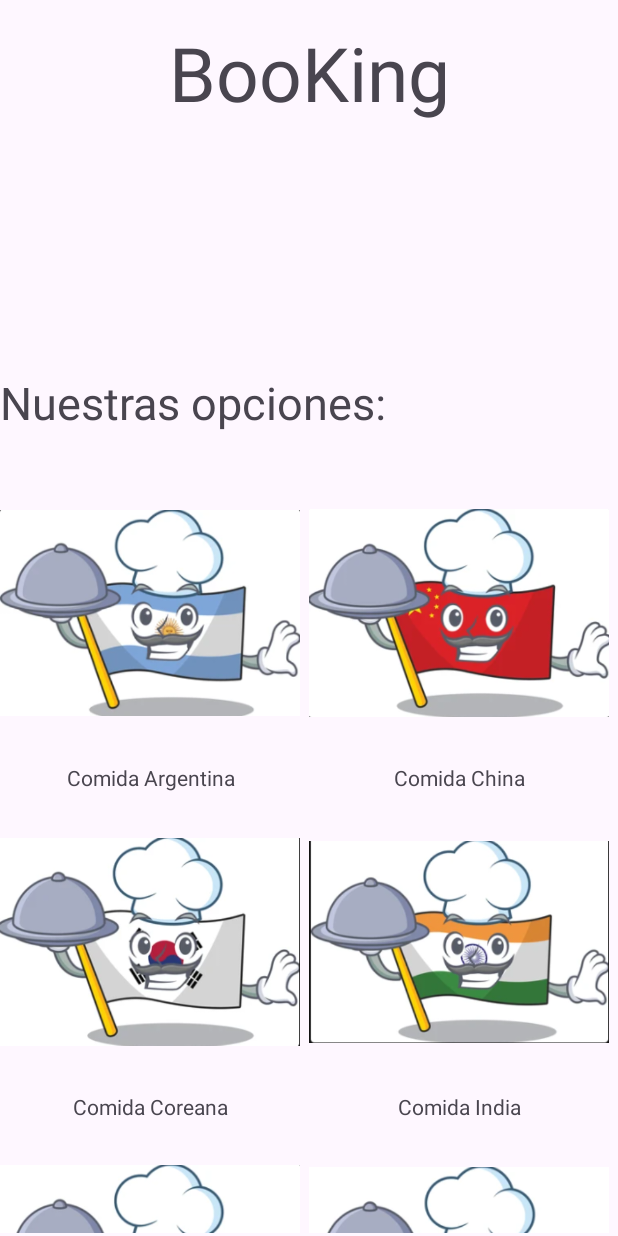
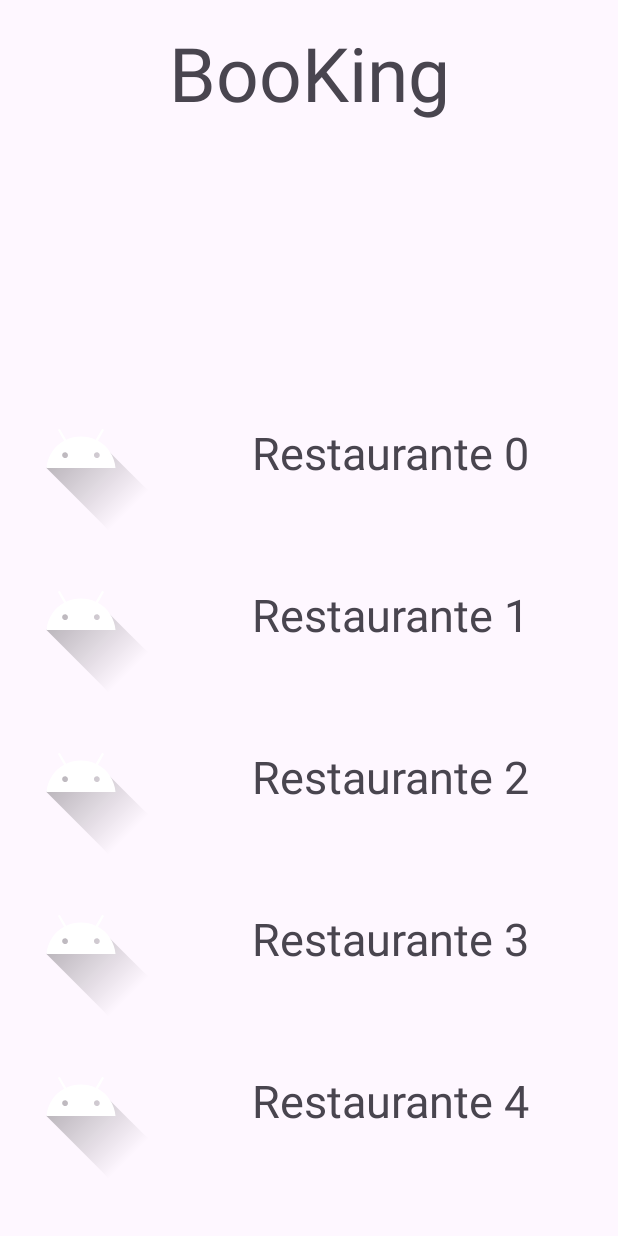
Before and after one commit to RamonRomaSM/RestaurantBookingApp, an Android app: the screen it shows after launch (MainActivity), after a tap on "Comida Argentina", on a phone screen of 412 x 824 dp. Run offline under Robolectric (Android 15) with nearby library versions, the phone set to English and light mode, and no system bars.

Commit message:
A
hecho el 2do recycler, falta una bdd de la que sacar los restaurantes y las imagenes de estos.
tambien falta un onclicklistener a cada item del 2do recycler que te lleve a la info del restaurante.
tambien falta un boton para volver al fragmento anterior (poner el botonen alguan esquina o algo)

```diff
--- a/Booking/app/src/main/java/com/example/booking/MainActivity.java
+++ b/Booking/app/src/main/java/com/example/booking/MainActivity.java
@@ -1,6 +1,9 @@
 package com.example.booking;
 
 import androidx.appcompat.app.AppCompatActivity;
+import androidx.fragment.app.Fragment;
+import androidx.fragment.app.FragmentContainerView;
+import androidx.fragment.app.FragmentManager;
 
 import android.os.Bundle;
 
@@ -11,5 +14,10 @@ public class MainActivity extends AppCompatActivity {
         super.onCreate(savedInstanceState);
         setContentView(R.layout.activity_main);
 
+
+    }
+     public void hacerTransaccion(Fragment frag){
+        getSupportFragmentManager().beginTransaction().replace(R.id.contenedor,frag).commit();
+
     }
 }
--- a/Booking/app/src/main/java/com/example/booking/MenuFragment.java
+++ b/Booking/app/src/main/java/com/example/booking/MenuFragment.java
@@ -6,6 +6,7 @@ import android.os.Bundle;
 import androidx.annotation.NonNull;
 import androidx.annotation.Nullable;
 import androidx.fragment.app.Fragment;
+import androidx.fragment.app.FragmentContainerView;
 import androidx.fragment.app.FragmentManager;
 import androidx.recyclerview.widget.GridLayoutManager;
 import androidx.recyclerview.widget.RecyclerView;
@@ -25,13 +26,8 @@ public class MenuFragment extends Fragment {
     FragmentManager fm;
 
 
-    public FragmentManager getFm() {
-        return fm;
-    }
 
-    public void setFm(FragmentManager fm) {
-        this.fm = fm;
-    }
+
 
     @Override
     public void onCreate(Bundle savedInstanceState) {
@@ -42,6 +38,8 @@ public class MenuFragment extends Fragment {
     @Override
     public View onCreateView(LayoutInflater inflater, ViewGroup container,
                              Bundle savedInstanceState) {
+
+
         // Inflate the layout for this fragment
         return inflater.inflate(R.layout.fragment_tipos_comida, container, false);
     }
@@ -49,13 +47,14 @@ public class MenuFragment extends Fragment {
     @Override
     public void onViewCreated(@NonNull View view, @Nullable Bundle savedInstanceState) {
         super.onViewCreated(view, savedInstanceState);
+        fm=getParentFragmentManager();
+        RecyclerView tiposDeComida = getView().findViewById(R.id.tiposDeComidaRecycler);
+        tiposDeComida.setLayoutManager(new GridLayoutManager(getContext(), 2));
+        tiposDeComida.setAdapter(new AdapterTipoComidas(setTiposDeComida(), getContext(), fm, getView().findViewById(R.id.contenedor)));
 
-        RecyclerView tiposDeComida=getView().findViewById(R.id.tiposDeComidaRecycler);
-        tiposDeComida.setLayoutManager(new GridLayoutManager(getContext(),2));
-        tiposDeComida.setAdapter(new AdapterTipoComidas(setTiposDeComida(),getContext(),fm));
-        fm=getParentFragmentManager();
 
     }
+
     public List<TipoComida> setTiposDeComida() {
 
         ArrayList<TipoComida> resp = new ArrayList<>();
@@ -81,23 +80,25 @@ public class MenuFragment extends Fragment {
     }
 
 
-
-    static class AdapterTipoComidas extends RecyclerView.Adapter<AdapterTipoComidas.ViewHolderTipoComidas> {
+    class AdapterTipoComidas extends RecyclerView.Adapter<AdapterTipoComidas.ViewHolderTipoComidas> {
         //aqui han de estar todos los datos
         List<TipoComida> datos;
         Context context;
         FragmentManager fm;
-        public AdapterTipoComidas(List<TipoComida> datos, Context context, FragmentManager fm) {
+        FragmentContainerView contenedor;
+
+        public AdapterTipoComidas(List<TipoComida> datos, Context context, FragmentManager fm, FragmentContainerView contenedor) {
             this.datos = datos;
-            this.context=context;
-            this.fm=fm;
+            this.context = context;
+            this.fm = fm;
+            this.contenedor = contenedor;
         }
 
         @NonNull
         @Override
         public AdapterTipoComidas.ViewHolderTipoComidas onCreateViewHolder(@NonNull ViewGroup parent, int viewType) {
 
-            return new ViewHolderTipoComidas(LayoutInflater.from(context).inflate(R.layout.tipo_comida_view,parent,false),fm);//Aun no entiendo bien los inflaters
+            return new ViewHolderTipoComidas(LayoutInflater.from(context).inflate(R.layout.tipo_comida_view, parent, false), fm, contenedor);//Aun no entiendo bien los inflaters
         }
 
         @Override
@@ -114,8 +115,6 @@ public class MenuFragment extends Fragment {
         }
 
 
-
-
         public class ViewHolderTipoComidas extends RecyclerView.ViewHolder {
             //previamente he creado un view para mi tipos de comida en la carpeta de layouts
             // solo se definen elementos unicos, si todos tuvieran por ejemplo un marco este no se definiria qui
@@ -123,30 +122,37 @@ public class MenuFragment extends Fragment {
             TextView nombre;
 
             /*TODO: tengo el nombre del holderactual, asi que he de sacar un arraylist de todos los elementos que contienen ese dato,   (por ahora no hay bdd pero la habra)
-            *   TODO: una vez sacado el arraylist creo un nuevo restaurantesFragment y le paso el arraylist
-            *    TODO:  una vez creado el fragment hago la transaccion
-            * */
+             *   TODO: una vez sacado el arraylist creo un nuevo restaurantesFragment y le paso el arraylist
+             *    TODO:  una vez creado el fragment hago la transaccion
+             *
+             * */
 
             FragmentManager fm;
-
-            public ViewHolderTipoComidas(@NonNull View itemView,FragmentManager fm) {
+            FragmentContainerView contenedor;
+            public ViewHolderTipoComidas(@NonNull View itemView, FragmentManager fm, FragmentContainerView contenedor) {
                 super(itemView);
-                fotoComida=itemView.findViewById(R.id.imagenTipoComida);
-                nombre=itemView.findViewById(R.id.nombreTipoComida);
-                this.fm=fm;
-
+                fotoComida = itemView.findViewById(R.id.imagenTipoComida);
+                nombre = itemView.findViewById(R.id.nombreTipoComida);
+                this.fm = fm;
+                this.contenedor=contenedor;
                 itemView.setOnClickListener(new View.OnClickListener() {
                     @Override
                     public void onClick(View v) {
-
-
+                        RestaurantesFragment frag = new RestaurantesFragment(getRestaurantes());
+                        //TODO: cambiar el contenido del contenedor por este fragment
+                        ((MainActivity) getActivity()).hacerTransaccion(frag);
                     }
                 });
 
             }
-            public ArrayList<Restaurante> getRestaurantes(){
-                //TODO: implementar metodo para el testeo
-                return null;
+
+            public ArrayList<Restaurante> getRestaurantes() {
+                ArrayList<Restaurante> resp = new ArrayList<>();
+                for (int i = 0; i < 10; i++) {
+                    Restaurante a = new Restaurante("Restaurante " + i);
+                    resp.add(a);
+                }
+                return resp;
             }
         }
     }
--- a/Booking/app/src/main/java/com/example/booking/RestaurantesFragment.java
+++ b/Booking/app/src/main/java/com/example/booking/RestaurantesFragment.java
@@ -1,18 +1,28 @@
 package com.example.booking;
 
+import android.content.Context;
 import android.os.Bundle;
 
 import androidx.annotation.NonNull;
 import androidx.annotation.Nullable;
 import androidx.fragment.app.Fragment;
+import androidx.recyclerview.widget.LinearLayoutManager;
+import androidx.recyclerview.widget.RecyclerView;
 
 import android.view.LayoutInflater;
 import android.view.View;
 import android.view.ViewGroup;
+import android.widget.ImageView;
+import android.widget.TextView;
+
+import java.util.List;
 
 public class RestaurantesFragment extends Fragment {
+    List<Restaurante>datos;
 
-    //TODO: hay que implementar el recyclerview
+    public RestaurantesFragment(List<Restaurante> datos) {
+        this.datos = datos;
+    }
 
     @Override
     public void onCreate(Bundle savedInstanceState) {
@@ -30,5 +40,50 @@ public class RestaurantesFragment extends Fragment {
     public void onViewCreated(@NonNull View view, @Nullable Bundle savedInstanceState) {
         super.onViewCreated(view, savedInstanceState);
         //TODO: al ya estar creada aqui se rellena el recyclerview
+        RecyclerView recycler=getView().findViewById(R.id.restaurantesRecycler);
+        recycler.setLayoutManager(new LinearLayoutManager(getContext()));
+        recycler.setAdapter(new AdapterRestaurantes(datos,getContext()));
+    }
+
+    static class AdapterRestaurantes extends RecyclerView.Adapter<AdapterRestaurantes.RestauranteViewHolder>{
+        List<Restaurante>datos;
+        Context context;
+
+        public AdapterRestaurantes(List<Restaurante> datos,Context context) {
+            this.datos = datos;
+            this.context=context;
+        }
+
+        @NonNull
+        @Override
+        public RestauranteViewHolder onCreateViewHolder(@NonNull ViewGroup parent, int viewType) {
+            return new RestauranteViewHolder(LayoutInflater.from(context).inflate(R.layout.restaurante_view,parent,false));
+        }
+
+        @Override
+        public void onBindViewHolder(@NonNull RestauranteViewHolder holder, int position) {
+            holder.nombre.setText(datos.get(position).getNombre());
+
+            //TODO: tambien cambiar la imagen, por ahora no lo hago porque no tengo imagenes
+            holder.logo.setImageResource(R.drawable.ic_launcher_foreground);
+        }
+
+        @Override
+        public int getItemCount() {
+            return datos.size();
+        }
+
+        public class RestauranteViewHolder extends RecyclerView.ViewHolder{
+            TextView nombre;
+            ImageView logo;
+            public RestauranteViewHolder(@NonNull View itemView) {
+                super(itemView);
+                nombre=itemView.findViewById(R.id.nombreRestaurante);
+                logo=itemView.findViewById(R.id.imagenRestaurante);
+
+            }
+        }
+
+
     }
 }
--- a/Booking/app/src/main/res/layout/activity_main.xml
+++ b/Booking/app/src/main/res/layout/activity_main.xml
@@ -8,7 +8,7 @@
 
 
     <androidx.fragment.app.FragmentContainerView
-        android:id="@+id/fragmentContainerView"
+        android:id="@+id/contenedor"
         android:name="com.example.booking.MenuFragment"
         android:layout_width="412dp"
         android:layout_height="574dp"
--- a/Booking/app/src/main/res/layout/restaurante_view.xml
+++ b/Booking/app/src/main/res/layout/restaurante_view.xml
@@ -20,7 +20,7 @@
         android:text="TextView"
         android:layout_centerVertical="true"
         android:textAlignment="center"
-        android:textSize="50dp" />
+        android:textSize="30dp" />
 
 
 </RelativeLayout>
```
